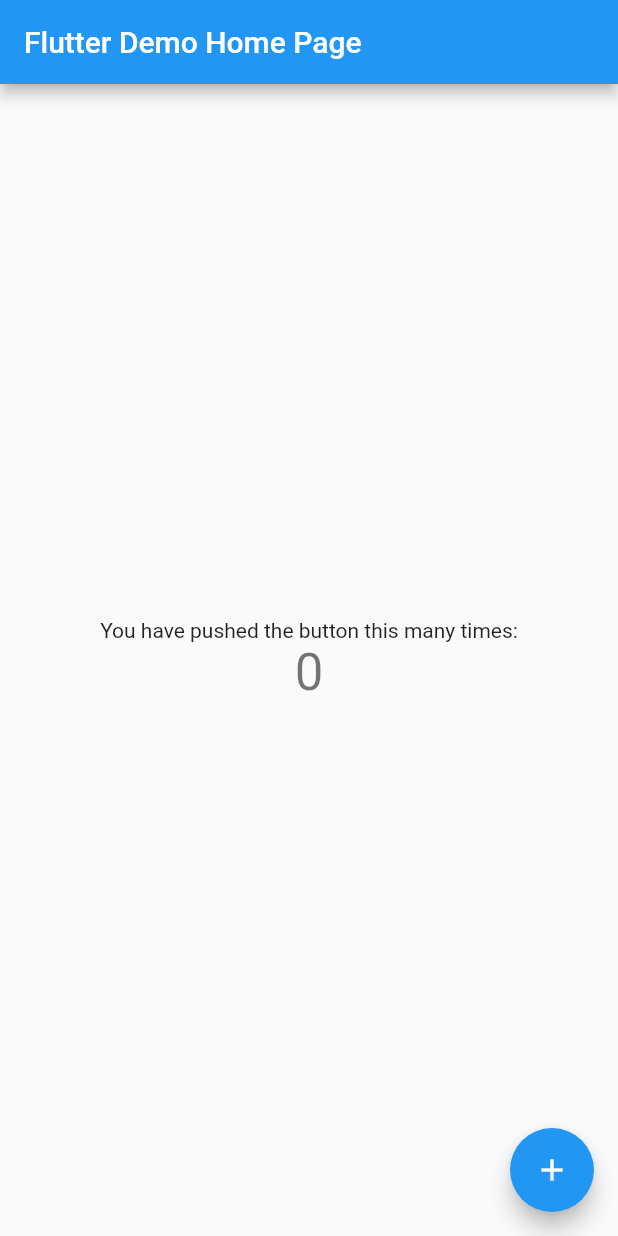
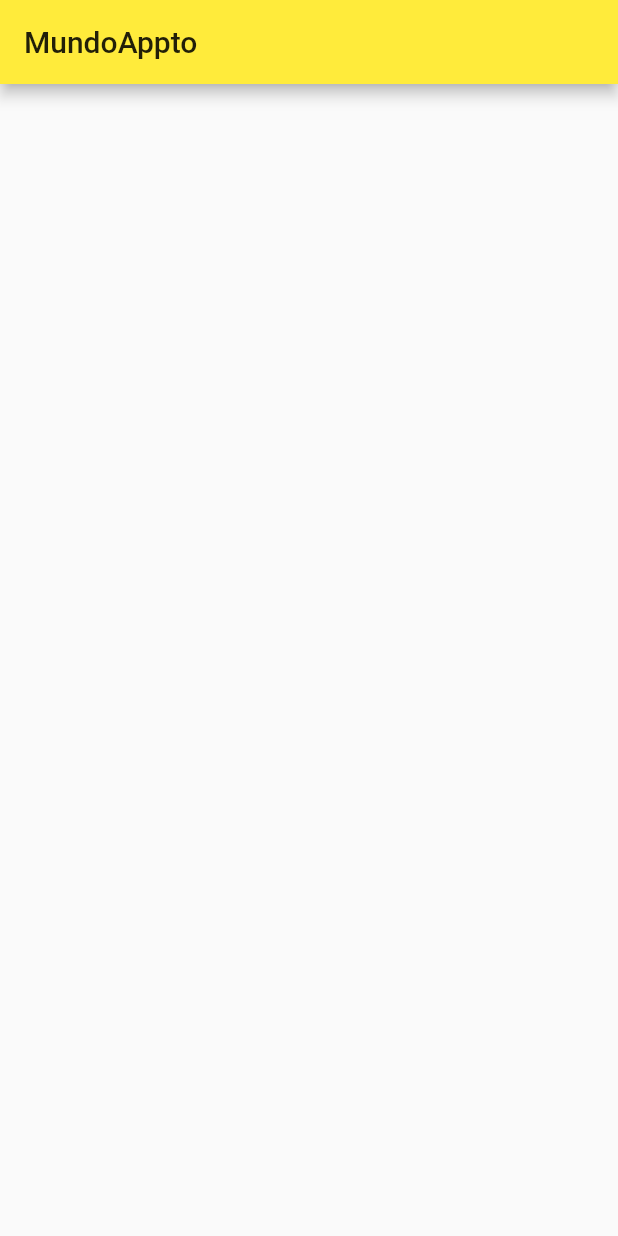
Before and after one commit to squadshield/MundoAppto, a Flutter app: the screen it shows after launch, on a phone screen of 412 x 824 dp. Run offline on Flutter 3.47's test engine with Material 2 defaults, Android fonts, the phone set to English and light mode, and no system bars.

Commit message:
Arquitectura basica

```diff
--- a/lib/main.dart
+++ b/lib/main.dart
@@ -1,111 +1,20 @@
 import 'package:flutter/material.dart';
+import 'package:mundoappto/pages/home.dart';
 
 void main() => runApp(MyApp());
+class MyApp extends StatefulWidget {
+  @override
+  _MyAppState createState() => _MyAppState();
+}
 
-class MyApp extends StatelessWidget {
-  // This widget is the root of your application.
+class _MyAppState extends State<MyApp> {
   @override
   Widget build(BuildContext context) {
     return MaterialApp(
-      title: 'Flutter Demo',
-      theme: ThemeData(
-        // This is the theme of your application.
-        //
-        // Try running your application with "flutter run". You'll see the
-        // application has a blue toolbar. Then, without quitting the app, try
-        // changing the primarySwatch below to Colors.green and then invoke
-        // "hot reload" (press "r" in the console where you ran "flutter run",
-        // or simply save your changes to "hot reload" in a Flutter IDE).
-        // Notice that the counter didn't reset back to zero; the application
-        // is not restarted.
-        primarySwatch: Colors.blue,
-      ),
-      home: MyHomePage(title: 'Flutter Demo Home Page'),
+      title: "MundoAppto",
+      debugShowCheckedModeBanner: false,
+      theme: ThemeData(primaryColor: Colors.yellow),
+      home: Home(),
     );
   }
 }
-
-class MyHomePage extends StatefulWidget {
-  MyHomePage({Key key, this.title}) : super(key: key);
-
-  // This widget is the home page of your application. It is stateful, meaning
-  // that it has a State object (defined below) that contains fields that affect
-  // how it looks.
-
-  // This class is the configuration for the state. It holds the values (in this
-  // case the title) provided by the parent (in this case the App widget) and
-  // used by the build method of the State. Fields in a Widget subclass are
-  // always marked "final".
-
-  final String title;
-
-  @override
-  _MyHomePageState createState() => _MyHomePageState();
-}
-
-class _MyHomePageState extends State<MyHomePage> {
-  int _counter = 0;
-
-  void _incrementCounter() {
-    setState(() {
-      // This call to setState tells the Flutter framework that something has
-      // changed in this State, which causes it to rerun the build method below
-      // so that the display can reflect the updated values. If we changed
-      // _counter without calling setState(), then the build method would not be
-      // called again, and so nothing would appear to happen.
-      _counter++;
-    });
-  }
-
-  @override
-  Widget build(BuildContext context) {
-    // This method is rerun every time setState is called, for instance as done
-    // by the _incrementCounter method above.
-    //
-    // The Flutter framework has been optimized to make rerunning build methods
-    // fast, so that you can just rebuild anything that needs updating rather
-    // than having to individually change instances of widgets.
-    return Scaffold(
-      appBar: AppBar(
-        // Here we take the value from the MyHomePage object that was created by
-        // the App.build method, and use it to set our appbar title.
-        title: Text(widget.title),
-      ),
-      body: Center(
-        // Center is a layout widget. It takes a single child and positions it
-        // in the middle of the parent.
-        child: Column(
-          // Column is also layout widget. It takes a list of children and
-          // arranges them vertically. By default, it sizes itself to fit its
-          // children horizontally, and tries to be as tall as its parent.
-          //
-          // Invoke "debug painting" (press "p" in the console, choose the
-          // "Toggle Debug Paint" action from the Flutter Inspector in Android
-          // Studio, or the "Toggle Debug Paint" command in Visual Studio Code)
-          // to see the wireframe for each widget.
-          //
-          // Column has various properties to control how it sizes itself and
-          // how it positions its children. Here we use mainAxisAlignment to
-          // center the children vertically; the main axis here is the vertical
-          // axis because Columns are vertical (the cross axis would be
-          // horizontal).
-          mainAxisAlignment: MainAxisAlignment.center,
-          children: <Widget>[
-            Text(
-              'You have pushed the button this many times:',
-            ),
-            Text(
-              '$_counter',
-              style: Theme.of(context).textTheme.display1,
-            ),
-          ],
-        ),
-      ),
-      floatingActionButton: FloatingActionButton(
-        onPressed: _incrementCounter,
-        tooltip: 'Increment',
-        child: Icon(Icons.add),
-      ), // This trailing comma makes auto-formatting nicer for build methods.
-    );
-  }
-}
--- /dev/null
+++ b/lib/pages/home.dart
@@ -0,0 +1,20 @@
+import 'package:flutter/material.dart';
+
+class Home extends StatefulWidget {
+  @override
+  _HomeState createState() => _HomeState();
+}
+
+class _HomeState extends State<Home> {
+  @override
+  Widget build(BuildContext context) {
+    return Scaffold(
+      appBar: AppBar(
+       title: Text("MundoAppto"),
+      ),
+      body:Container(
+
+      )
+    );
+  }
+}
```
Also changed, not shown: lib/models/ubicacion_model.dart (added), lib/providers/ubicacion_provider.dart (added).
